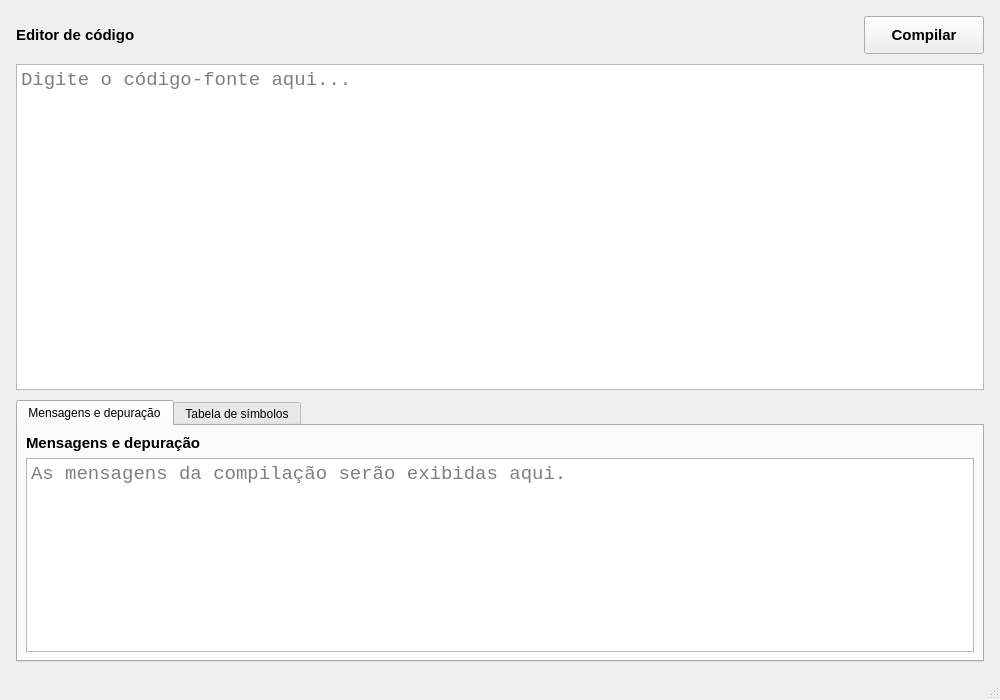
Qt form src/ui/MainWindow.ui (pedrxbro/compilers) before a commit.
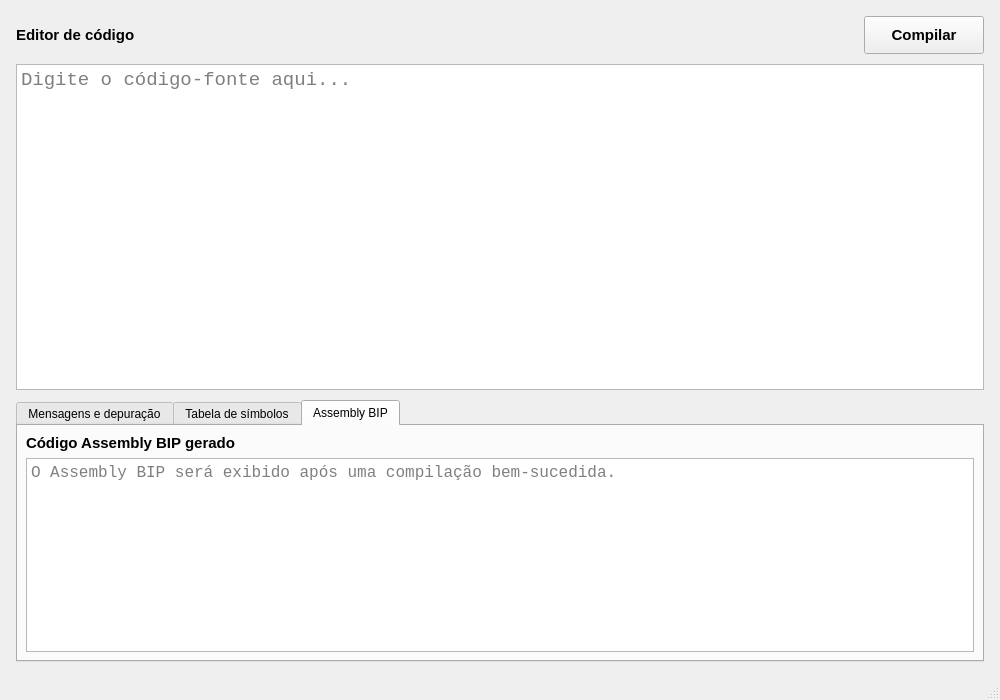
The same form after that commit. The open tabs and pages were chosen to show the change.

What changed in the file:
```diff
--- a/src/ui/MainWindow.ui
+++ b/src/ui/MainWindow.ui
@@ -390,6 +390,91 @@
        </layout>
       </widget>
 
+      <!-- Aba do Assembly BIP -->
+      <widget class="QWidget" name="assemblyTab">
+
+       <attribute name="title">
+        <string>Assembly BIP</string>
+       </attribute>
+
+       <layout class="QVBoxLayout" name="assemblyTabLayout">
+
+        <property name="leftMargin">
+         <number>8</number>
+        </property>
+
+        <property name="topMargin">
+         <number>8</number>
+        </property>
+
+        <property name="rightMargin">
+         <number>8</number>
+        </property>
+
+        <property name="bottomMargin">
+         <number>8</number>
+        </property>
+
+        <property name="spacing">
+         <number>6</number>
+        </property>
+
+        <item>
+         <widget class="QLabel" name="assemblyLabel">
+
+          <property name="font">
+           <font>
+            <pointsize>11</pointsize>
+            <bold>true</bold>
+           </font>
+          </property>
+
+          <property name="text">
+           <string>Código Assembly BIP gerado</string>
+          </property>
+
+         </widget>
+        </item>
+
+        <item>
+         <widget class="QPlainTextEdit" name="assemblyArea">
+
+          <property name="minimumSize">
+           <size>
+            <width>0</width>
+            <height>140</height>
+           </size>
+          </property>
+
+          <property name="font">
+           <font>
+            <family>Consolas</family>
+            <pointsize>12</pointsize>
+           </font>
+          </property>
+
+          <property name="placeholderText">
+           <string>O Assembly BIP será exibido após uma compilação bem-sucedida.</string>
+          </property>
+
+          <property name="undoRedoEnabled">
+           <bool>false</bool>
+          </property>
+
+          <property name="readOnly">
+           <bool>true</bool>
+          </property>
+
+          <property name="lineWrapMode">
+           <enum>QPlainTextEdit::NoWrap</enum>
+          </property>
+
+         </widget>
+        </item>
+
+       </layout>
+      </widget>
+
      </widget>
     </item>
 
```
Left out of the diff: 8 changed lines with no effect on the pictures.
